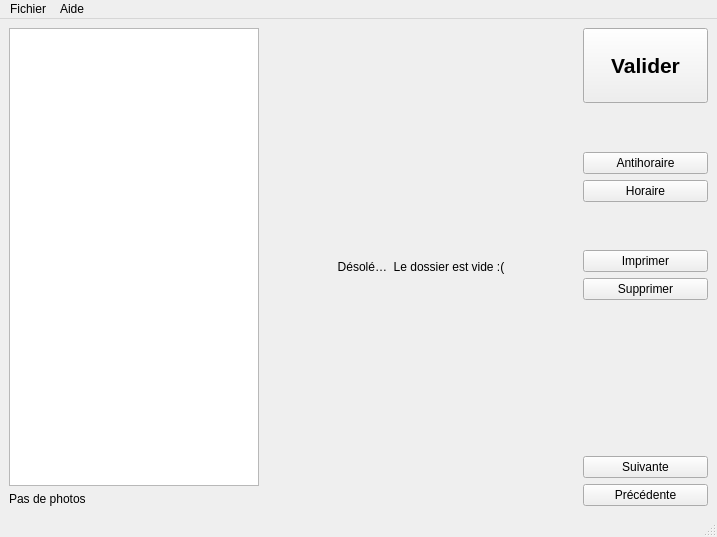
This is dadaphoto.ui in chindit/dadaPhoto as Qt 5 draws it before an edit. The edited form follows.
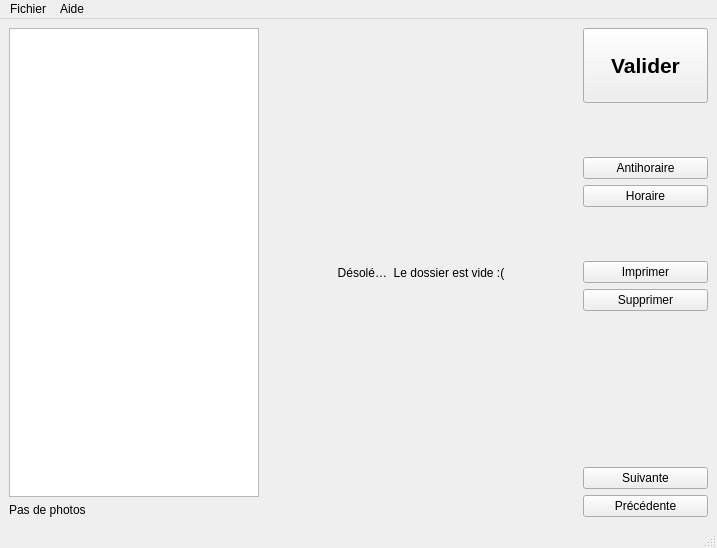
This is the edited form. Icons and pictures are not drawn.

What changed in the file:
```diff
--- a/dadaphoto.ui
+++ b/dadaphoto.ui
@@ -7,7 +7,7 @@
     <x>0</x>
     <y>0</y>
     <width>717</width>
-    <height>537</height>
+    <height>548</height>
    </rect>
   </property>
   <property name="windowTitle">
```
Left out of the diff: 12 changed lines with no effect on the pictures.
